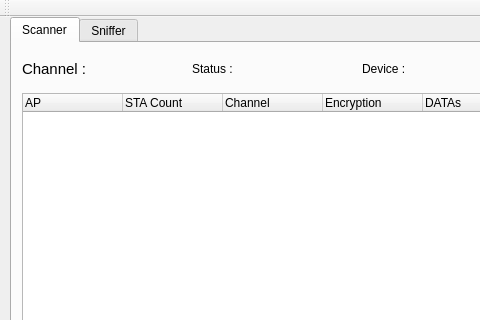
The window that widget.ui (ZoRuri/Wireless_Tools) describes before a commit, drawn with Qt 5; both pictures show x 0 to 480 and y 0 to 320 of the 800 by 815 pixel window.
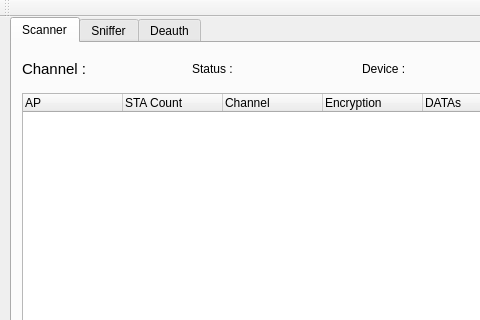
The same window after the commit.

What changed in the file:
```diff
--- a/widget.ui
+++ b/widget.ui
@@ -175,6 +175,11 @@
       <string>Sniffer</string>
      </attribute>
     </widget>
+    <widget class="QWidget" name="tab_3">
+     <attribute name="title">
+      <string>Deauth</string>
+     </attribute>
+    </widget>
    </widget>
   </widget>
   <widget class="QMenuBar" name="menuBar">
```
